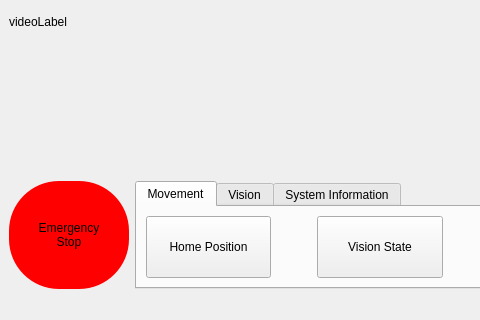
jens1906/Robotteknologi-5.-semester, file Vattenfall_ws/src/user_interface/user_interface/P5_GUI.ui: the form before one commit; both pictures show x 0 to 480 and y 160 to 480 of the 800 by 480 pixel window.
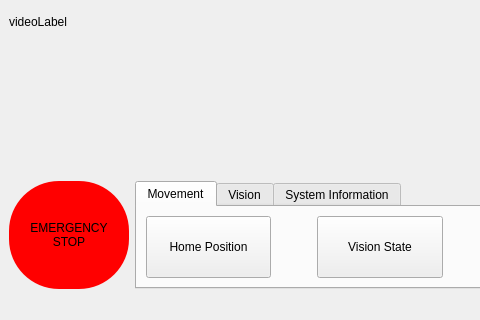
The form after the commit. Custom widgets are drawn as their Qt base class.

What changed in the file:
```diff
--- a/Vattenfall_ws/src/user_interface/user_interface/P5_GUI.ui
+++ b/Vattenfall_ws/src/user_interface/user_interface/P5_GUI.ui
@@ -80,8 +80,8 @@
 </string>
         </property>
         <property name="text">
-         <string>Emergency
-Stop</string>
+         <string>EMERGENCY
+STOP</string>
         </property>
        </widget>
       </item>
```
